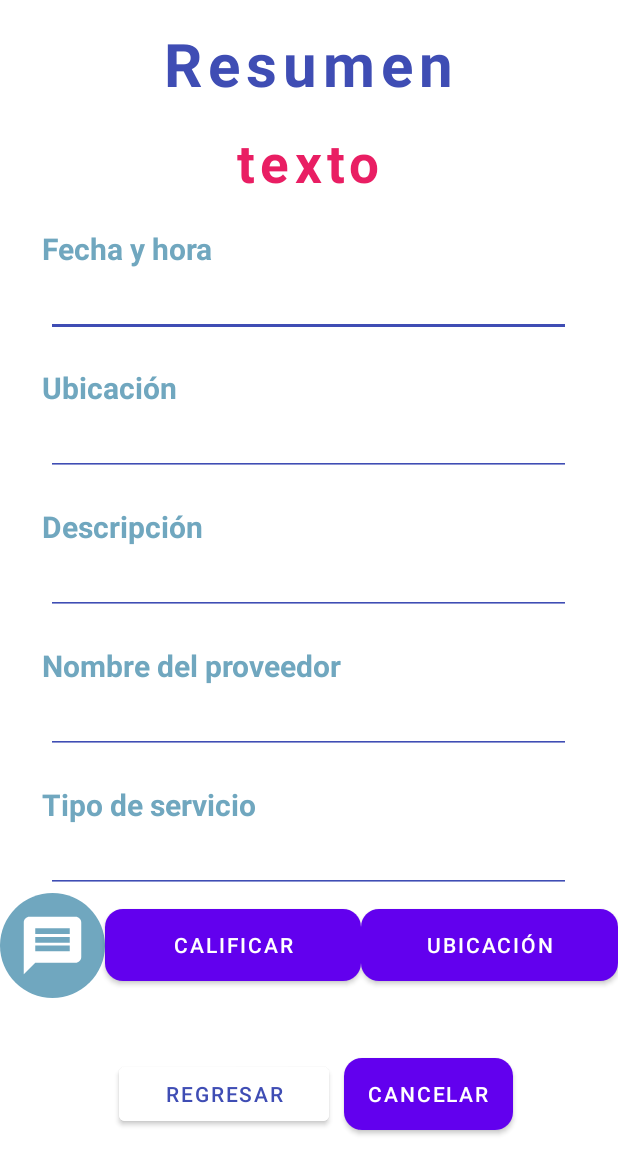
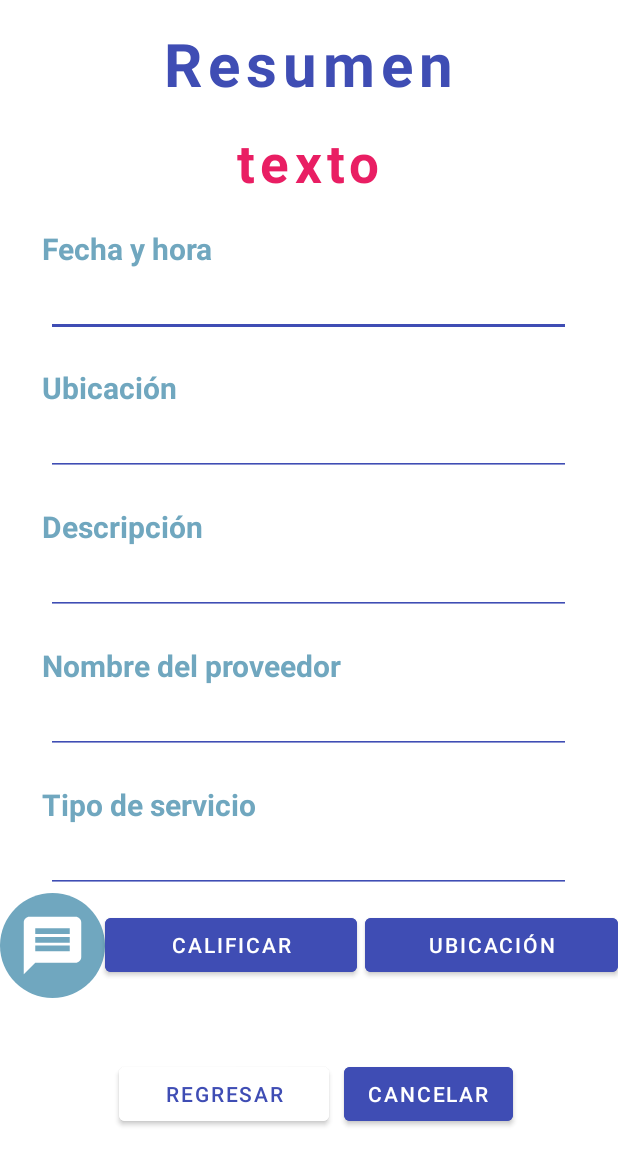
Before and after one commit to DiegoMontes20/DealApp, an Android app: the layout activity_agenda_summary.xml on its own in the app's theme, with its tools: preview values and no code run, on a phone screen of 412 x 824 dp. Shown: the top 1174 px of the screen. Run offline under Robolectric (Android 15) with nearby library versions, the phone set to English and light mode, and no system bars.

Commit message:
Gustavo Flores:
-cambios en vistas

```diff
--- a/app/src/main/res/layout/activity_agenda_summary.xml
+++ b/app/src/main/res/layout/activity_agenda_summary.xml
@@ -160,8 +160,9 @@ tools:context=".chat2.AgendaSummary"
             android:layout_weight="1"
             android:layout_width="0dp"
             android:layout_height="wrap_content"
-            android:background="@drawable/redondeocompleto"
+            android:backgroundTint="@color/primaryDark"
             android:text="Calificar"
+            android:layout_marginRight="5dp"
             android:textColor="@color/white" />
 
         <Button
@@ -169,7 +170,7 @@ tools:context=".chat2.AgendaSummary"
             android:layout_width="0dp"
             android:id="@+id/abrirMapa"
             android:layout_height="wrap_content"
-            android:background="@drawable/redondeocompleto"
+            android:backgroundTint="@color/primaryDark"
             android:text="Ubicación"
             android:textColor="@color/white" />
 
@@ -199,7 +200,7 @@ tools:context=".chat2.AgendaSummary"
             android:id="@+id/btnCancelar"
             android:layout_width="wrap_content"
             android:layout_height="wrap_content"
-            android:background="@drawable/redondeocompleto"
+            android:backgroundTint="@color/primaryDark"
             android:text="Cancelar"
             android:textColor="@color/white" />
 
--- a/app/src/main/res/layout/activity_login_screen.xml
+++ b/app/src/main/res/layout/activity_login_screen.xml
@@ -49,7 +49,7 @@
                 android:letterSpacing="0.1"
                 android:text="@string/bienvenida"
                 android:textColor="@color/secondary"
-                android:textSize="40dp"
+                android:textSize="35dp"
                 android:textStyle="bold" />
 
             <TextView
--- a/app/src/main/res/values/strings.xml
+++ b/app/src/main/res/values/strings.xml
@@ -4,7 +4,7 @@
     <string name="title_dashboard">Dashboard</string>
     <string name="title_notifications">Notifications</string>
     <string name="titulo">DEAL</string>
-    <string name="bienvenida">Bienvenido</string>
+    <string name="bienvenida">Bienvenido Usuario</string>
     <string name="telefono">Teléfono</string>
     <string name="guardarInformacion">Guardar</string>
     <string name="contraseña">Contraseña</string>
```
